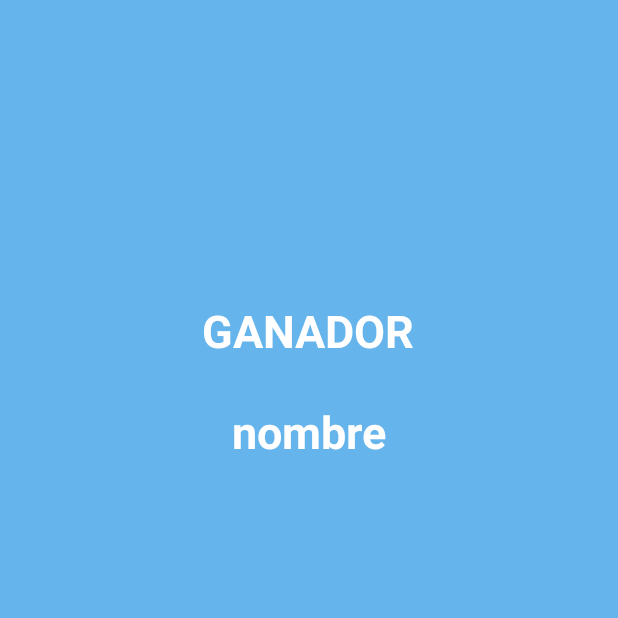
After one commit to montes8/Michi, an Android app: the GanadorActivity screen opened directly, with no data from a screen before it, on a phone screen of 412 x 824 dp, the top half of it. The commit adds this screen. Run offline under Robolectric (Android 15) with nearby library versions, the phone set to English and light mode, and no system bars; 1 statement that could not run was skipped.

Commit message:
agregando mensaje de ganador

```diff
--- a/app/src/main/AndroidManifest.xml
+++ b/app/src/main/AndroidManifest.xml
@@ -21,7 +21,7 @@
         <activity android:name=".RegistroActivity" />
         <activity android:name=".PuntajesActivity" />
         <activity android:name=".JuegoActivity" />
-        <activity android:name=".GanadorActivity"></activity>
+        <activity android:name=".GanadorActivity" />
     </application>
 
 </manifest>
--- /dev/null
+++ b/app/src/main/java/com/example/tayler_gabbi/michi/GanadorActivity.kt
@@ -0,0 +1,32 @@
+package com.example.tayler_gabbi.michi
+
+import android.content.Intent
+import android.support.v7.app.AppCompatActivity
+import android.os.Bundle
+import org.jetbrains.anko.startActivity
+
+class GanadorActivity : AppCompatActivity() {
+
+    override fun onCreate(savedInstanceState: Bundle?) {
+        super.onCreate(savedInstanceState)
+        setContentView(R.layout.activity_ganador)
+
+        val background = object : Thread() {
+            override fun run() {
+                try {
+                    Thread.sleep((3*1000).toLong())
+
+                    startActivity<HomeActivity>()
+
+                    finish()
+                } catch (e: Exception) {
+
+
+                    e.printStackTrace()
+                }
+
+            }
+        }
+        background.start()
+    }
+}
--- /dev/null
+++ b/app/src/main/res/layout/activity_ganador.xml
@@ -0,0 +1,35 @@
+<?xml version="1.0" encoding="utf-8"?>
+<LinearLayout
+    xmlns:android="http://schemas.android.com/apk/res/android"
+    xmlns:app="http://schemas.android.com/apk/res-auto"
+    xmlns:tools="http://schemas.android.com/tools"
+    android:layout_width="match_parent"
+    android:layout_height="match_parent"
+    android:orientation="vertical"
+    android:background="#65b4ec"
+    tools:context=".GanadorActivity">
+
+    <TextView
+        android:layout_width="wrap_content"
+        android:layout_height="37dp"
+        android:layout_marginTop="200dp"
+        android:layout_gravity="center"
+        android:text="GANADOR"
+        android:textSize="30sp"
+        android:textColor="#FFFFFF"
+        android:textStyle="bold"
+        />
+
+    <TextView
+        android:id="@+id/text_ganador"
+        android:layout_width="wrap_content"
+        android:layout_height="37dp"
+        android:layout_marginTop="30dp"
+        android:layout_gravity="center"
+        android:text="nombre"
+        android:textSize="30sp"
+        android:textColor="#FFFFFF"
+        android:textStyle="bold"
+        />
+
+</LinearLayout>
--- a/app/src/main/res/layout/activity_home.xml
+++ b/app/src/main/res/layout/activity_home.xml
@@ -31,7 +31,7 @@
             android:layout_width="wrap_content"
             android:layout_height="wrap_content"
             android:layout_gravity="center"
-            android:layout_marginTop="30dp"
+            android:layout_marginTop="15dp"
             android:text="Bienvenido"
             android:textColor="@color/colorPrimaryDark"
             android:textSize="30dp"
@@ -41,7 +41,7 @@
             android:layout_width="wrap_content"
             android:layout_height="wrap_content"
             android:layout_gravity="center"
-            android:layout_marginTop="30dp"
+            android:layout_marginTop="20dp"
             android:text="Selecciones Jugadores"
             android:textSize="20dp"
             android:textColor="@color/colorPrimaryDark"
@@ -51,7 +51,7 @@
             android:id="@+id/combo_jugador1"
             android:layout_width="match_parent"
             android:layout_height="wrap_content"
-            android:layout_marginTop="50dp"
+            android:layout_marginTop="40dp"
 
             />
 
```
Also changed, not shown: app/src/main/java/com/example/tayler_gabbi/michi/HomeActivity.kt (+29 -3 lines), app/src/main/java/com/example/tayler_gabbi/michi/JuegoActivity.kt (+6 -5 lines), app/src/main/res/layout/activity_juego.xml (+5 -27 lines).
